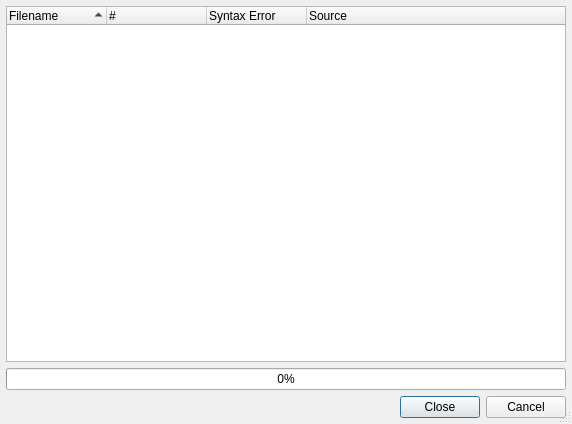
This is Plugins/CheckerPlugins/SyntaxChecker/SyntaxCheckerDialog.ui in testmana2/test as Qt 5 draws it before an edit. The edited form follows.
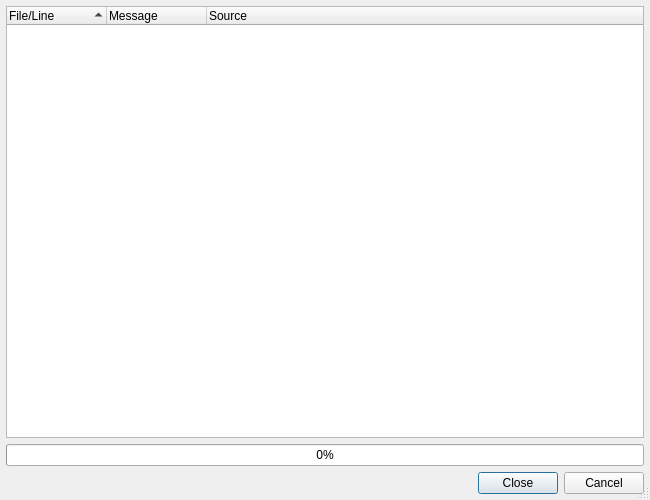
This is the edited form.

The edit to the form file:
```diff
--- a/Plugins/CheckerPlugins/SyntaxChecker/SyntaxCheckerDialog.ui
+++ b/Plugins/CheckerPlugins/SyntaxChecker/SyntaxCheckerDialog.ui
@@ -1,12 +1,12 @@
 <ui version="4.0" >
  <class>SyntaxCheckerDialog</class>
- <widget class="QDialog" name="SyntaxCheckerDialog" >
-  <property name="geometry" >
+ <widget class="QDialog" name="SyntaxCheckerDialog">
+  <property name="geometry">
    <rect>
     <x>0</x>
     <y>0</y>
-    <width>572</width>
-    <height>424</height>
+    <width>650</width>
+    <height>500</height>
    </rect>
   </property>
   <property name="windowTitle" >
@@ -32,32 +32,21 @@
      <property name="alternatingRowColors" >
       <bool>true</bool>
      </property>
-     <property name="rootIsDecorated" >
-      <bool>false</bool>
-     </property>
-     <property name="itemsExpandable" >
-      <bool>false</bool>
-     </property>
-     <property name="sortingEnabled" >
+     <property name="sortingEnabled">
       <bool>true</bool>
      </property>
      <column>
-      <property name="text" >
-       <string>Filename</string>
+      <property name="text">
+       <string>File/Line</string>
       </property>
      </column>
      <column>
-      <property name="text" >
-       <string>#</string>
+      <property name="text">
+       <string>Message</string>
       </property>
      </column>
      <column>
-      <property name="text" >
-       <string>Syntax Error</string>
-      </property>
-     </column>
-     <column>
-      <property name="text" >
+      <property name="text">
        <string>Source</string>
       </property>
      </column>
@@ -88,7 +77,7 @@
    </item>
   </layout>
  </widget>
- <layoutdefault spacing="6" margin="6" />
+ <layoutdefault spacing="6" margin="6"/>
  <pixmapfunction>qPixmapFromMimeSource</pixmapfunction>
  <tabstops>
   <tabstop>resultList</tabstop>
```
Left out of the diff: 43 changed lines with no effect on the pictures.
